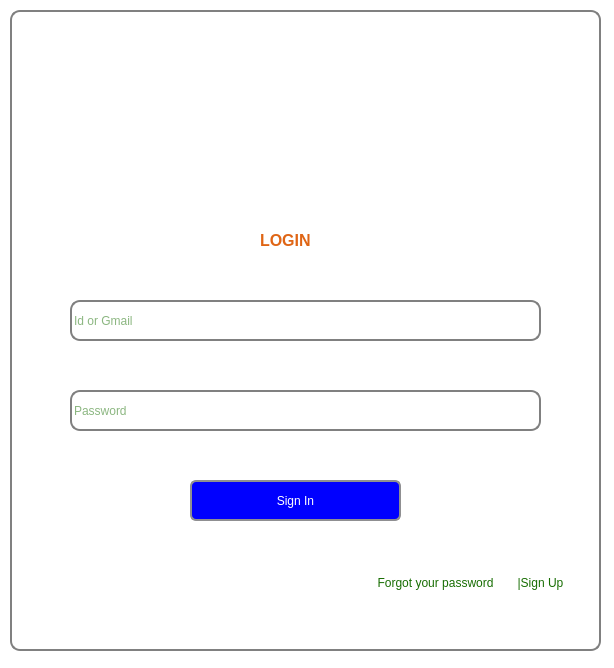
Old version of the form Smartward/signinwindow.ui in the repository cygnus55/smartward.
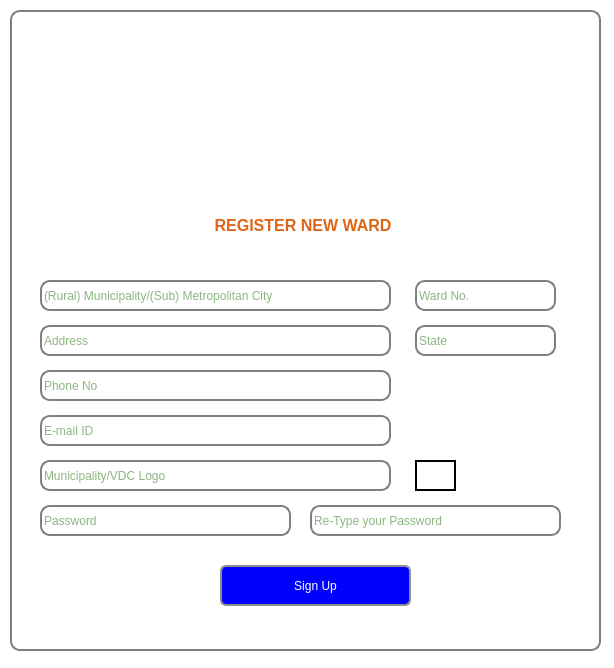
New version of the form. The open tabs and pages were chosen to show the change. Icons and pictures are not drawn.

What changed in the file:
```diff
--- a/Smartward/signinwindow.ui
+++ b/Smartward/signinwindow.ui
@@ -83,60 +83,48 @@
       <string/>
      </property>
     </widget>
-    <widget class="QStackedWidget" name="signStack">
+    <widget class="QLabel" name="label_3">
      <property name="geometry">
       <rect>
-       <x>10</x>
-       <y>180</y>
-       <width>571</width>
-       <height>441</height>
+       <x>195</x>
+       <y>195</y>
+       <width>196</width>
+       <height>41</height>
       </rect>
      </property>
-     <property name="minimumSize">
-      <size>
-       <width>0</width>
-       <height>0</height>
-      </size>
-     </property>
-     <property name="maximumSize">
-      <size>
-       <width>1366</width>
-       <height>768</height>
-      </size>
-     </property>
      <property name="styleSheet">
-      <string notr="true">
-background:transparent;
+      <string notr="true">background:transparent;
+color: rgb(223, 101, 21);
 </string>
      </property>
-     <property name="currentIndex">
-      <number>1</number>
+     <property name="text">
+      <string>&lt;html&gt;&lt;head/&gt;&lt;body&gt;&lt;p&gt;&lt;span style=&quot; font-size:12pt; font-weight:600;&quot;&gt;REGISTER NEW WARD&lt;/span&gt;&lt;/p&gt;&lt;/body&gt;&lt;/html&gt;</string>
      </property>
-     <widget class="QWidget" name="signupPage">
-      <widget class="QLineEdit" name="municipality">
+     <property name="alignment">
+      <set>Qt::AlignCenter</set>
+     </property>
+    </widget>
+    <widget class="QLineEdit" name="wardno">
        <property name="geometry">
         <rect>
-         <x>30</x>
-         <y>60</y>
-         <width>351</width>
+       <x>405</x>
+       <y>270</y>
+       <width>141</width>
          <height>31</height>
         </rect>
        </property>
        <property name="styleSheet">
         <string notr="true">background:transparent</string>
        </property>
-       <property name="text">
-        <string/>
-       </property>
        <property name="placeholderText">
-        <string>(Rural) Municipality/(Sub) Metropolitan City</string>
+      <string>Ward No.</string>
        </property>
       </widget>
       <widget class="QLineEdit" name="address">
        <property name="geometry">
         <rect>
          <x>30</x>
-         <y>110</y>
+       <y>315</y>
          <width>351</width>
          <height>31</height>
         </rect>
@@ -148,11 +136,24 @@
         <string>Address</string>
        </property>
       </widget>
+    <widget class="QLineEdit" name="state">
+     <property name="geometry">
+      <rect>
+       <x>405</x>
+       <y>315</y>
+       <width>141</width>
+       <height>31</height>
+      </rect>
+     </property>
+     <property name="placeholderText">
+      <string>State</string>
+     </property>
+    </widget>
       <widget class="QLineEdit" name="phoneNo">
        <property name="geometry">
         <rect>
          <x>30</x>
-         <y>160</y>
+       <y>360</y>
          <width>351</width>
          <height>31</height>
         </rect>
@@ -171,7 +172,7 @@
        <property name="geometry">
         <rect>
          <x>30</x>
-         <y>200</y>
+       <y>405</y>
          <width>351</width>
          <height>31</height>
         </rect>
@@ -183,27 +184,11 @@
         <string>E-mail ID</string>
        </property>
       </widget>
-      <widget class="QLineEdit" name="wardno">
-       <property name="geometry">
-        <rect>
-         <x>400</x>
-         <y>60</y>
-         <width>141</width>
-         <height>31</height>
-        </rect>
-       </property>
-       <property name="styleSheet">
-        <string notr="true">background:transparent</string>
-       </property>
-       <property name="placeholderText">
-        <string>Ward No.</string>
-       </property>
-      </widget>
       <widget class="QLineEdit" name="mun_logo">
        <property name="geometry">
         <rect>
          <x>30</x>
-         <y>250</y>
+       <y>450</y>
          <width>351</width>
          <height>31</height>
         </rect>
@@ -222,7 +207,7 @@
        <property name="geometry">
         <rect>
          <x>30</x>
-         <y>300</y>
+       <y>495</y>
          <width>251</width>
          <height>31</height>
         </rect>
@@ -241,7 +226,7 @@
        <property name="geometry">
         <rect>
          <x>300</x>
-         <y>300</y>
+       <y>495</y>
          <width>251</width>
          <height>31</height>
         </rect>
@@ -256,47 +241,11 @@
         <string>Re-Type your Password</string>
        </property>
       </widget>
-      <widget class="QPushButton" name="signup">
-       <property name="geometry">
-        <rect>
-         <x>200</x>
-         <y>370</y>
-         <width>191</width>
-         <height>41</height>
-        </rect>
-       </property>
-       <property name="styleSheet">
-        <string notr="true">border: 2px solid #8f8f91;
-border-radius: 6px;
-background:blue;
-color:white;
-</string>
-       </property>
-       <property name="text">
-        <string>Sign Up</string>
-       </property>
-      </widget>
-      <widget class="QPushButton" name="signin_2">
-       <property name="geometry">
-        <rect>
-         <x>310</x>
-         <y>420</y>
-         <width>261</width>
-         <height>25</height>
-        </rect>
-       </property>
-       <property name="styleSheet">
-        <string notr="true">border:none;</string>
-       </property>
-       <property name="text">
-        <string>Already have account,Sign In Instead</string>
-       </property>
-      </widget>
       <widget class="QPushButton" name="browse">
        <property name="geometry">
         <rect>
-         <x>390</x>
-         <y>250</y>
+       <x>405</x>
+       <y>450</y>
          <width>41</width>
          <height>31</height>
         </rect>
@@ -312,238 +261,44 @@
         <string/>
        </property>
       </widget>
-      <widget class="QLabel" name="label_3">
+    <widget class="QPushButton" name="signup">
        <property name="geometry">
         <rect>
-         <x>180</x>
-         <y>10</y>
-         <width>181</width>
+       <x>210</x>
+       <y>555</y>
+       <width>191</width>
          <height>41</height>
         </rect>
        </property>
        <property name="styleSheet">
-        <string notr="true">background:transparent;
-color: rgb(223, 101, 21);
+      <string notr="true">border: 2px solid #8f8f91;
+border-radius: 6px;
+background:blue;
+color:white;
     </string>
        </property>
        <property name="text">
-        <string>&lt;html&gt;&lt;head/&gt;&lt;body&gt;&lt;p&gt;&lt;span style=&quot; font-size:12pt; font-weight:600;&quot;&gt;REGISTER NEW WARD&lt;/span&gt;&lt;/p&gt;&lt;/body&gt;&lt;/html&gt;</string>
-       </property>
-      </widget>
-      <widget class="QLineEdit" name="state">
+      <string>Sign Up</string>
+     </property>
+    </widget>
+    <widget class="QLineEdit" name="municipality">
        <property name="geometry">
         <rect>
-         <x>400</x>
-         <y>110</y>
-         <width>141</width>
+       <x>30</x>
+       <y>270</y>
+       <width>351</width>
          <height>31</height>
         </rect>
        </property>
-       <property name="placeholderText">
-        <string>State</string>
-       </property>
-      </widget>
-     </widget>
-     <widget class="QWidget" name="forgetPasswordPage">
-      <widget class="QLabel" name="label_2">
-       <property name="geometry">
-        <rect>
-         <x>150</x>
-         <y>20</y>
-         <width>241</width>
-         <height>41</height>
-        </rect>
-       </property>
        <property name="styleSheet">
-        <string notr="true">background:transparent;
-color: rgb(223, 101, 21);
-    </string>
-       </property>
-       <property name="text">
-        <string>&lt;html&gt;&lt;head/&gt;&lt;body&gt;&lt;p&gt;&lt;span style=&quot; font-size:12pt; font-weight:600;&quot;&gt;FORGOTTEN YOUR PASSWORD&lt;/span&gt;&lt;/p&gt;&lt;/body&gt;&lt;/html&gt;</string>
-       </property>
-      </widget>
-      <widget class="QPushButton" name="signin_3">
-       <property name="geometry">
-        <rect>
-         <x>420</x>
-         <y>390</y>
-         <width>121</width>
-         <height>25</height>
-        </rect>
-       </property>
-       <property name="styleSheet">
-        <string notr="true">border:none;</string>
-       </property>
-       <property name="text">
-        <string>Sign In Instead</string>
-       </property>
-      </widget>
-      <widget class="QLabel" name="label">
-       <property name="geometry">
-        <rect>
-         <x>130</x>
-         <y>70</y>
-         <width>291</width>
-         <height>61</height>
-        </rect>
-       </property>
-       <property name="styleSheet">
-        <string notr="true">background:transparent;
-color: rgb(223, 101, 21);
-    </string>
-       </property>
-       <property name="text">
-        <string>We would send email to your account to 
-give your login details.</string>
-       </property>
-      </widget>
-      <widget class="QLineEdit" name="login_id_2">
-       <property name="geometry">
-        <rect>
-         <x>70</x>
-         <y>160</y>
-         <width>471</width>
-         <height>41</height>
-        </rect>
-       </property>
-       <property name="styleSheet">
         <string notr="true">background:transparent</string>
        </property>
-       <property name="placeholderText">
-        <string>Enter email id for your account</string>
-       </property>
-      </widget>
-      <widget class="QPushButton" name="sendEmail">
-       <property name="geometry">
-        <rect>
-         <x>230</x>
-         <y>240</y>
-         <width>141</width>
-         <height>41</height>
-        </rect>
-       </property>
-       <property name="styleSheet">
-        <string notr="true">border: 2px solid #8f8f91;
-border-radius: 6px;
-background:blue;
-color:white;
-</string>
-       </property>
        <property name="text">
-        <string>Send E-mail</string>
-       </property>
-      </widget>
-     </widget>
-     <widget class="QWidget" name="signinPage">
-      <widget class="QLineEdit" name="login_id">
-       <property name="geometry">
-        <rect>
-         <x>50</x>
-         <y>110</y>
-         <width>471</width>
-         <height>41</height>
-        </rect>
-       </property>
-       <property name="styleSheet">
-        <string notr="true">background:transparent</string>
-       </property>
+      <string/>
+     </property>
        <property name="placeholderText">
-        <string>Id or Gmail</string>
-       </property>
-      </widget>
-      <widget class="QLineEdit" name="login_password">
-       <property name="geometry">
-        <rect>
-         <x>50</x>
-         <y>200</y>
-         <width>471</width>
-         <height>41</height>
-        </rect>
-       </property>
-       <property name="styleSheet">
-        <string notr="true">background:transparent;</string>
-       </property>
-       <property name="echoMode">
-        <enum>QLineEdit::Password</enum>
-       </property>
-       <property name="placeholderText">
-        <string>Password</string>
-       </property>
-      </widget>
-      <widget class="QPushButton" name="signin">
-       <property name="geometry">
-        <rect>
-         <x>170</x>
-         <y>290</y>
-         <width>211</width>
-         <height>41</height>
-        </rect>
-       </property>
-       <property name="styleSheet">
-        <string notr="true">border: 2px solid #8f8f91;
-border-radius: 6px;
-background:blue;
-color:white;
-</string>
-       </property>
-       <property name="text">
-        <string>Sign In</string>
-       </property>
-      </widget>
-      <widget class="QPushButton" name="forgetPassword">
-       <property name="geometry">
-        <rect>
-         <x>340</x>
-         <y>380</y>
-         <width>151</width>
-         <height>25</height>
-        </rect>
-       </property>
-       <property name="styleSheet">
-        <string notr="true">border:none;</string>
-       </property>
-       <property name="text">
-        <string>Forgot your password</string>
-       </property>
-      </widget>
-      <widget class="QPushButton" name="signup_2">
-       <property name="geometry">
-        <rect>
-         <x>490</x>
-         <y>380</y>
-         <width>61</width>
-         <height>25</height>
-        </rect>
-       </property>
-       <property name="styleSheet">
-        <string notr="true">border:none;
-border-left:50px;
-</string>
-       </property>
-       <property name="text">
-        <string>|Sign Up</string>
-       </property>
-      </widget>
-      <widget class="QLabel" name="label_4">
-       <property name="geometry">
-        <rect>
-         <x>240</x>
-         <y>30</y>
-         <width>61</width>
-         <height>41</height>
-        </rect>
-       </property>
-       <property name="styleSheet">
-        <string notr="true">background:transparent;
-color: rgb(223, 101, 21);
-    </string>
-       </property>
-       <property name="text">
-        <string>&lt;html&gt;&lt;head/&gt;&lt;body&gt;&lt;p&gt;&lt;span style=&quot; font-size:12pt; font-weight:600;&quot;&gt;LOGIN&lt;/span&gt;&lt;/p&gt;&lt;/body&gt;&lt;/html&gt;</string>
-       </property>
-      </widget>
-     </widget>
+      <string>(Rural) Municipality/(Sub) Metropolitan City</string>
+     </property>
     </widget>
    </widget>
   </widget>
```
Left out of the diff: 13 changed lines with no effect on the pictures. Lines whose indentation alone changed are shown as unchanged.
